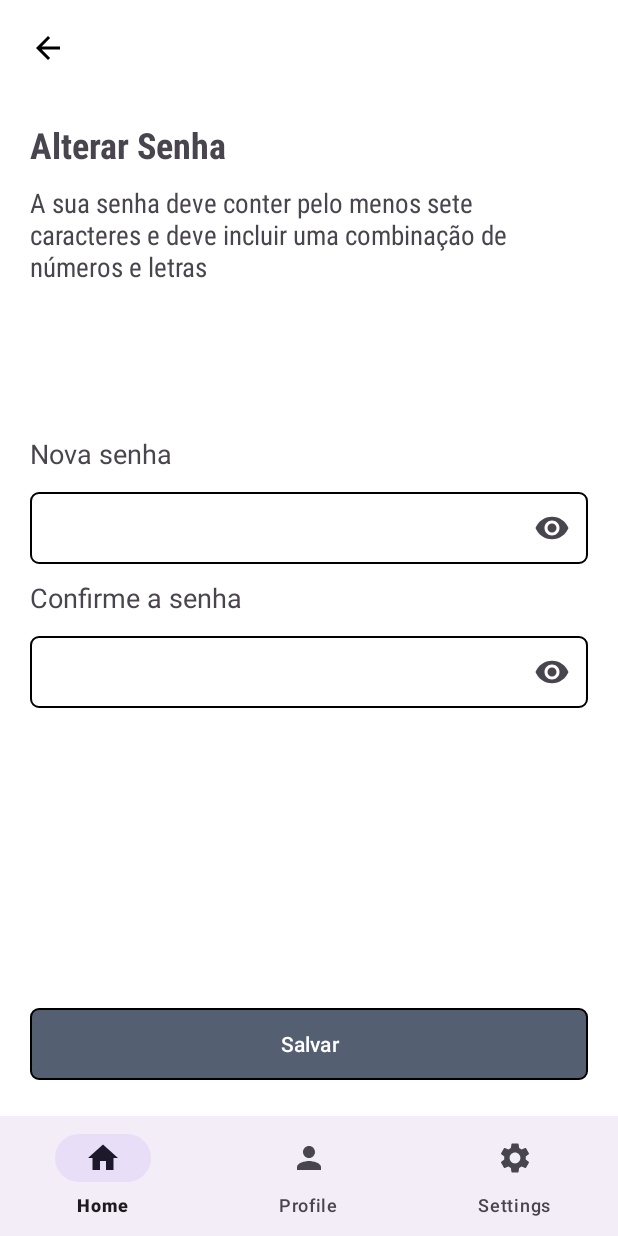
After one commit to Luiz-Eduardo-BL/QuixHouse, an Android app: the ChangeEmailFragment screen opened through its navigation route, on a phone screen of 412 x 824 dp. The commit adds this screen. Run offline under Robolectric (Android 15) with nearby library versions, the phone set to English and light mode, and no system bars; our stand-ins replace navigation-ui.

Commit message:
feat: Created ProfileFragment, ChangeEmailFragment, ChangeNameFragment, and ChangePasswordFragment - Added ProfileFragment for user profile display - Created ChangeEmailFragment for email change functionality - Implemented ChangeNameFragment for updating user's name - Added ChangePasswordFragment for changing user password

```diff
--- /dev/null
+++ b/Codigos/app/src/main/java/com/example/quixhouse/ChangeEmailFragment.kt
@@ -0,0 +1,19 @@
+package com.example.quixhouse
+
+import android.os.Bundle
+import android.view.LayoutInflater
+import android.view.View
+import android.view.ViewGroup
+import androidx.fragment.app.Fragment
+
+
+class ChangeEmailFragment : Fragment() {
+    override fun onCreateView(
+        inflater: LayoutInflater, container: ViewGroup?,
+        savedInstanceState: Bundle?
+    ): View? {
+        // Inflate the layout for this fragment
+        return inflater.inflate(R.layout.fragment_change_password, container, false)
+    }
+
+}
--- a/Codigos/app/src/main/java/com/example/quixhouse/HomeFragment.kt
+++ b/Codigos/app/src/main/java/com/example/quixhouse/HomeFragment.kt
@@ -10,6 +10,7 @@ import android.view.ViewGroup
 import android.widget.Toast
 import androidx.appcompat.app.AppCompatActivity
 import androidx.fragment.app.Fragment
+import androidx.navigation.fragment.findNavController
 import androidx.recyclerview.widget.LinearLayoutManager
 import com.example.quixhouse.adapter.AdpterPost
 import com.example.quixhouse.databinding.FragmentHomeBinding
@@ -51,6 +52,8 @@ class HomeFragment : Fragment() {
             Post(R.drawable.quarto_5,"Vaga: Feminina\nTipo: Apartamento"),
             Post(R.drawable.quarto_6,"Vaga: Feminina\nTipo: Apartamento")
         ))
+
+        initClicks()
     }
 
     override fun onOptionsItemSelected(item: MenuItem): Boolean {
@@ -61,6 +64,7 @@ class HomeFragment : Fragment() {
             }
             R.id.menu_home_perfil -> {
                 Toast.makeText(requireContext(), "Perfil", Toast.LENGTH_SHORT).show()
+                findNavController().navigate(R.id.action_home_to_perfilFragment)
                 true
             }
             R.id.menu_home_settings -> {
@@ -78,9 +82,6 @@ class HomeFragment : Fragment() {
 
     private fun initClicks() {
 
-
-
-
     }
 
 }
--- /dev/null
+++ b/Codigos/app/src/main/res/drawable/circle_background.xml
@@ -0,0 +1,4 @@
+<shape xmlns:android="http://schemas.android.com/apk/res/android"
+    android:shape="oval">
+    <solid android:color="@color/cinzaEscuro" /> <!-- Cor de fundo do círculo -->
+</shape>
--- /dev/null
+++ b/Codigos/app/src/main/res/drawable/ic_back.xml
@@ -0,0 +1,5 @@
+<vector android:autoMirrored="true" android:height="24dp"
+    android:tint="#000000" android:viewportHeight="24"
+    android:viewportWidth="24" android:width="24dp" xmlns:android="http://schemas.android.com/apk/res/android">
+    <path android:fillColor="@android:color/white" android:pathData="M20,11H7.83l5.59,-5.59L12,4l-8,8 8,8 1.41,-1.41L7.83,13H20v-2z"/>
+</vector>
--- /dev/null
+++ b/Codigos/app/src/main/res/drawable/ic_delete.xml
@@ -0,0 +1,5 @@
+<vector android:height="24dp" android:tint="#FFFFFF"
+    android:viewportHeight="24" android:viewportWidth="24"
+    android:width="24dp" xmlns:android="http://schemas.android.com/apk/res/android">
+    <path android:fillColor="@android:color/white" android:pathData="M6,19c0,1.1 0.9,2 2,2h8c1.1,0 2,-0.9 2,-2V7H6v12zM19,4h-3.5l-1,-1h-5l-1,1H5v2h14V4z"/>
+</vector>
--- /dev/null
+++ b/Codigos/app/src/main/res/layout/fragment_change_password.xml
@@ -0,0 +1,100 @@
+<?xml version="1.0" encoding="utf-8"?>
+<FrameLayout xmlns:android="http://schemas.android.com/apk/res/android"
+    xmlns:app="http://schemas.android.com/apk/res-auto"
+    xmlns:tools="http://schemas.android.com/tools"
+    android:layout_width="match_parent"
+    android:layout_height="match_parent"
+    tools:context=".ChangePasswordFragment">
+
+    <ImageButton
+        android:id="@+id/backButton"
+        android:layout_width="wrap_content"
+        android:layout_height="wrap_content"
+        android:layout_margin="20dp"
+        android:background="?android:attr/selectableItemBackground"
+        android:contentDescription="Voltar"
+        android:src="@drawable/ic_back"
+        app:layout_constraintStart_toStartOf="parent"
+        app:layout_constraintTop_toTopOf="parent" />
+
+    <LinearLayout
+        android:layout_width="wrap_content"
+        android:layout_height="wrap_content"
+        android:layout_marginTop="20dp"
+        android:orientation="vertical"
+        android:padding="20dp">
+
+        <TextView
+            android:layout_width="wrap_content"
+            android:layout_height="wrap_content"
+            android:layout_marginTop="40dp"
+            android:fontFamily="sans-serif-condensed"
+            android:text="Alterar Senha"
+            android:textSize="24sp"
+            android:textStyle="bold" />
+
+        <TextView
+            android:layout_width="wrap_content"
+            android:layout_height="wrap_content"
+            android:layout_marginTop="10dp"
+            android:fontFamily="sans-serif-condensed"
+            android:text="A sua senha deve conter pelo menos sete caracteres e deve incluir uma combinação de números e letras "
+            android:textSize="18sp" />
+
+        <TextView
+            android:layout_width="wrap_content"
+            android:layout_height="wrap_content"
+            android:layout_marginTop="100dp"
+            android:text="Nova senha"
+            android:textSize="18sp" />
+
+        <com.google.android.material.textfield.TextInputLayout
+            android:layout_width="match_parent"
+            android:layout_height="match_parent"
+            android:layout_marginTop="8dp"
+            app:endIconMode="password_toggle">
+
+            <com.google.android.material.textfield.TextInputEditText
+                android:id="@+id/editPassword"
+                android:layout_width="match_parent"
+                android:layout_height="wrap_content"
+                android:background="@drawable/bg_edit"
+                android:inputType="textPassword"
+                android:padding="10dp" />
+        </com.google.android.material.textfield.TextInputLayout>
+
+        <TextView
+            android:layout_width="wrap_content"
+            android:layout_height="wrap_content"
+            android:layout_marginTop="10dp"
+            android:text="Confirme a senha"
+            android:textSize="18sp" />
+
+        <com.google.android.material.textfield.TextInputLayout
+            android:layout_width="match_parent"
+            android:layout_height="match_parent"
+            android:layout_marginTop="8dp"
+            app:endIconMode="password_toggle">
+
+            <com.google.android.material.textfield.TextInputEditText
+                android:id="@+id/confirmPassword"
+                android:layout_width="match_parent"
+                android:layout_height="wrap_content"
+                android:background="@drawable/bg_edit"
+                android:inputType="textPassword"
+                android:padding="10dp" />
+        </com.google.android.material.textfield.TextInputLayout>
+
+        <Button
+            android:id="@+id/buttonSend"
+            android:layout_width="match_parent"
+            android:layout_height="wrap_content"
+            android:layout_gravity="center_horizontal"
+            android:layout_marginTop="200dp"
+            android:background="@drawable/bg_button"
+            android:text="Salvar"
+            app:backgroundTint="@null" />
+
+    </LinearLayout>
+
+</FrameLayout>
--- a/Codigos/app/src/main/res/navigation/menu_graph.xml
+++ b/Codigos/app/src/main/res/navigation/menu_graph.xml
@@ -9,7 +9,11 @@
         android:id="@+id/home"
         android:name="com.example.quixhouse.HomeFragment"
         android:label="fragment_home"
-        tools:layout="@layout/fragment_home" />
+        tools:layout="@layout/fragment_home" >
+        <action
+            android:id="@+id/action_home_to_perfilFragment"
+            app:destination="@id/perfilFragment" />
+    </fragment>
     <fragment
         android:id="@+id/profile"
         android:name="com.example.quixhouse.ProfileFragment"
@@ -20,4 +24,49 @@
         android:name="com.example.quixhouse.SettingsFragment"
         android:label="fragment_settings"
         tools:layout="@layout/fragment_settings" />
+    <fragment
+        android:id="@+id/perfilFragment"
+        android:name="com.example.quixhouse.PerfilFragment"
+        android:label="fragment_perfil"
+        tools:layout="@layout/fragment_perfil" >
+        <action
+            android:id="@+id/action_perfilFragment_to_changeEmailFragment"
+            app:destination="@id/changeEmailFragment" />
+        <action
+            android:id="@+id/action_perfilFragment_to_changeNameFragment"
+            app:destination="@id/changeNameFragment" />
+        <action
+            android:id="@+id/action_perfilFragment_to_changePasswordFragment"
+            app:destination="@id/changePasswordFragment" />
+        <action
+            android:id="@+id/action_perfilFragment_to_home"
+            app:destination="@id/home" />
+    </fragment>
+    <fragment
+        android:id="@+id/changeEmailFragment"
+        android:name="com.example.quixhouse.ChangeEmailFragment"
+        android:label="fragment_change_email"
+        tools:layout="@layout/fragment_change_email" >
+        <action
+            android:id="@+id/action_changeEmailFragment_to_perfilFragment"
+            app:destination="@id/perfilFragment" />
+    </fragment>
+    <fragment
+        android:id="@+id/changeNameFragment"
+        android:name="com.example.quixhouse.ChangeNameFragment"
+        android:label="fragment_change_name"
+        tools:layout="@layout/fragment_change_name" >
+        <action
+            android:id="@+id/action_changeNameFragment_to_perfilFragment"
+            app:destination="@id/perfilFragment" />
+    </fragment>
+    <fragment
+        android:id="@+id/changePasswordFragment"
+        android:name="com.example.quixhouse.ChangePasswordFragment"
+        android:label="fragment_change_password"
+        tools:layout="@layout/fragment_change_password" >
+        <action
+            android:id="@+id/action_changePasswordFragment_to_perfilFragment"
+            app:destination="@id/perfilFragment" />
+    </fragment>
 </navigation>
```
Also changed, not shown: Codigos/app/src/main/java/com/example/quixhouse/ChangeNameFragment.kt (added, +19 -0 lines), Codigos/app/src/main/java/com/example/quixhouse/ChangePasswordFragment.kt (added, +19 -0 lines), Codigos/app/src/main/java/com/example/quixhouse/PerfilFragment.kt (added, +43 -0 lines), Codigos/app/src/main/res/drawable/bg_btn_delete.xml (added, +12 -0 lines), Codigos/app/src/main/res/layout/fragment_change_email.xml (added, +95 -0 lines), Codigos/app/src/main/res/layout/fragment_change_name.xml (added, +94 -0 lines), Codigos/app/src/main/res/layout/fragment_perfil.xml (added, +112 -0 lines), Codigos/app/src/main/res/navigation/mobile_navigation2.xml (deleted, +0 -25 lines).
